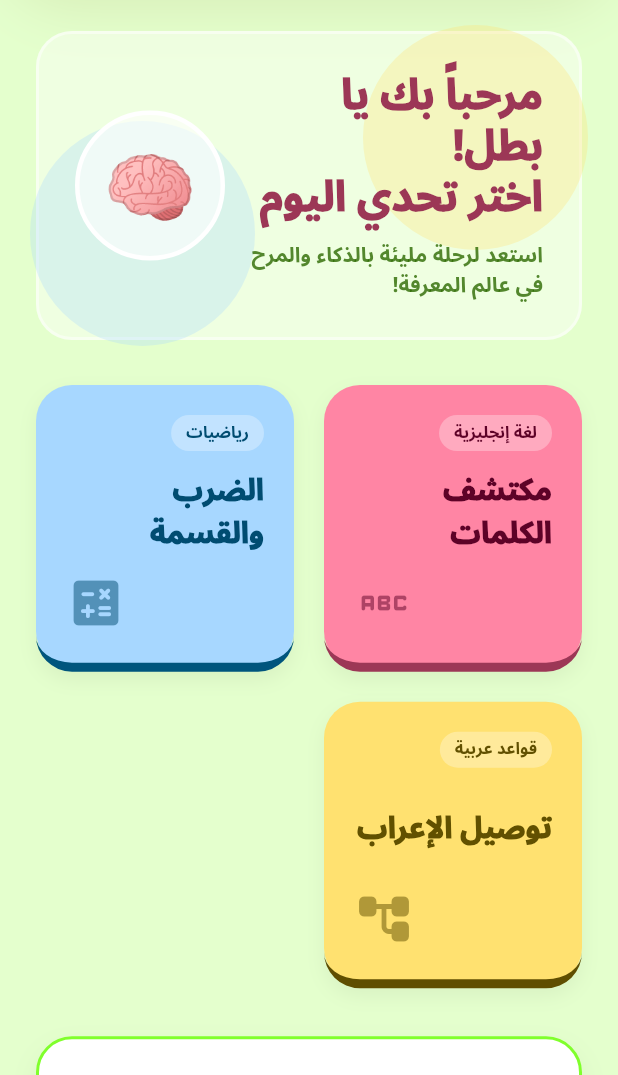
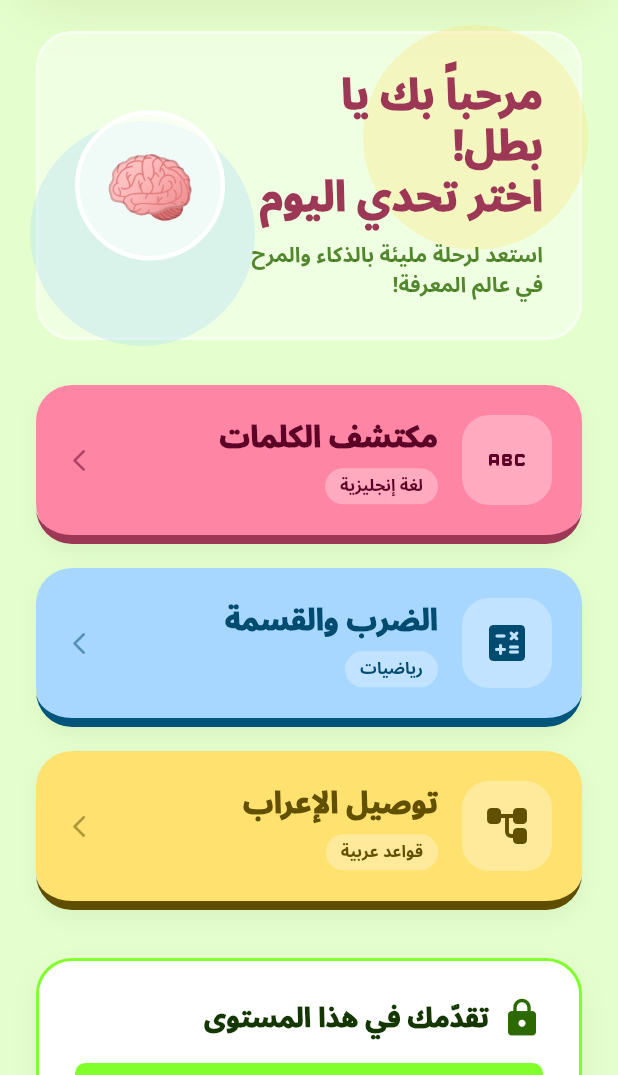
Before and after one commit to amanalsebai/EduFun, a Flutter app: the Age8GamesScreen screen opened directly, on a phone screen of 412 x 824 dp, the part 161-1236 px from its top. Run offline on Flutter 3.47's test engine with Material 3 defaults, Android fonts, the phone set to English and light mode, and no system bars; our stand-ins replace google_fonts, shared_preferences; accounts and stored records are empty; network calls fail; Roboto replaces fonts that are missing (Noto Sans Arabic).

Commit message:
fix: إصلاح مشاكل الـ overflow وتنسيق الألعاب
- لعبة وصل عربي-إنكليزي: إصلاح overflow عند بطاقة "تفاحة" بجعل النص مرناً (FittedBox)
- الرياضيات المتقدمة: الأجوبة بصف واحد وثلاثة أعمدة دون overflow
- واجهة ألعاب عمر 8: تحويل الألعاب لعمود واحد (تحت بعض) ببطاقات أفقية
- توصيل الإعراب: حجم المربعات يتناسب مع النص بدل الارتفاع الثابت
- صائد الأخطاء (عمر 9): إصلاح overflow عند مربع "وقت التحدي"

Co-Authored-By: Claude Opus 4.8 <noreply@anthropic.com>

```diff
--- a/untitled1/lib/features/games/age_8_games_screen.dart
+++ b/untitled1/lib/features/games/age_8_games_screen.dart
@@ -111,41 +111,38 @@ class Age8GamesScreen extends StatelessWidget {
   }
 
   Widget _buildGamesGrid(BuildContext context) {
-    return GridView.count(
-      crossAxisCount: 2,
-      shrinkWrap: true,
-      physics: const NeverScrollableScrollPhysics(),
-      mainAxisSpacing: 20,
-      crossAxisSpacing: 20,
-      childAspectRatio: 0.9,
+    // ✅ الألعاب تحت بعضها (عمود واحد) ببطاقات أفقية تتجنّب الـ overflow
+    return Column(
       children: [
-        _buildBentoCard(
+        _buildGameCard(
           title: "مكتشف الكلمات", category: "لغة إنجليزية",
           bgColor: AppColors.primaryContainer, textColor: AppColors.onPrimaryContainer, shadowColor: AppColors.primary,
           icon: Icons.abc_rounded,
           onTap: () => Navigator.push(context, MaterialPageRoute(builder: (c) => const EnglishSpellingScreen())),
         ),
-        _buildBentoCard(
+        const SizedBox(height: 16),
+        _buildGameCard(
           title: "الضرب والقسمة", category: "رياضيات",
           bgColor: AppColors.secondaryContainer, textColor: AppColors.onSecondaryContainer, shadowColor: AppColors.secondaryDim,
           icon: Icons.calculate_rounded,
           onTap: () => Navigator.push(context, MaterialPageRoute(builder: (c) => const MathAdventureScreen())),
         ),
-        _buildBentoCard(
+        const SizedBox(height: 16),
+        _buildGameCard(
           title: "توصيل الإعراب", category: "قواعد عربية",
           bgColor: AppColors.tertiaryContainer, textColor: AppColors.onTertiaryContainer, shadowColor: AppColors.tertiaryDim,
           icon: Icons.account_tree_rounded,
           onTap: () => Navigator.push(context, MaterialPageRoute(builder: (c) => const GrammarMatchingScreen())),
         ),
-
       ],
     );
   }
 
-  Widget _buildBentoCard({required String title, required String category, required Color bgColor, required Color textColor, required Color shadowColor, required IconData icon, required VoidCallback onTap}) {
+  Widget _buildGameCard({required String title, required String category, required Color bgColor, required Color textColor, required Color shadowColor, required IconData icon, required VoidCallback onTap}) {
     return GestureDetector(
       onTap: onTap,
       child: Container(
+        width: double.infinity,
         padding: const EdgeInsets.all(20),
         decoration: BoxDecoration(
           color: bgColor,
@@ -153,13 +150,31 @@ class Age8GamesScreen extends StatelessWidget {
           border: Border(bottom: BorderSide(color: shadowColor, width: 6)),
           boxShadow: [BoxShadow(color: Colors.black.withOpacity(0.05), blurRadius: 10, offset: const Offset(0, 5))],
         ),
-        child: Column(
-          crossAxisAlignment: CrossAxisAlignment.start,
-          mainAxisAlignment: MainAxisAlignment.spaceBetween,
+        child: Row(
           children: [
-            Container(padding: const EdgeInsets.symmetric(horizontal: 10, vertical: 4), decoration: BoxDecoration(color: Colors.white.withOpacity(0.3), borderRadius: BorderRadius.circular(15)), child: Text(category, style: TextStyle(fontSize: 11, fontWeight: FontWeight.bold, color: textColor))),
-            Text(title, style: TextStyle(fontSize: 20, fontWeight: FontWeight.w900, color: textColor)),
-            Align(alignment: Alignment.bottomLeft, child: Icon(icon, size: 40, color: textColor.withOpacity(0.5))),
+            Container(
+              width: 60, height: 60,
+              decoration: BoxDecoration(color: Colors.white.withOpacity(0.3), borderRadius: BorderRadius.circular(18)),
+              child: Icon(icon, size: 32, color: textColor),
+            ),
+            const SizedBox(width: 16),
+            Expanded(
+              child: Column(
+                crossAxisAlignment: CrossAxisAlignment.start,
+                mainAxisSize: MainAxisSize.min,
+                children: [
+                  Text(title, style: TextStyle(fontSize: 20, fontWeight: FontWeight.w900, color: textColor)),
+                  const SizedBox(height: 6),
+                  Container(
+                    padding: const EdgeInsets.symmetric(horizontal: 10, vertical: 4),
+                    decoration: BoxDecoration(color: Colors.white.withOpacity(0.3), borderRadius: BorderRadius.circular(15)),
+                    child: Text(category, style: TextStyle(fontSize: 11, fontWeight: FontWeight.bold, color: textColor)),
+                  ),
+                ],
+              ),
+            ),
+            const SizedBox(width: 8),
+            Icon(Icons.arrow_forward_ios_rounded, size: 18, color: textColor.withOpacity(0.5)),
           ],
         ),
       ),
--- a/untitled1/lib/features/games/cognitive/ar_en_matching_screen.dart
+++ b/untitled1/lib/features/games/cognitive/ar_en_matching_screen.dart
@@ -119,5 +119,5 @@ class _MatchingCard extends StatelessWidget {
   final WordItem wordItem; final Color textColor; final Color borderColor; final bool isLeft; final bool isSelected; final bool isMatched; final VoidCallback onTap;
   const _MatchingCard({required this.wordItem, required this.textColor, required this.borderColor, required this.isLeft, required this.isSelected, required this.isMatched, required this.onTap});
   @override
-  Widget build(BuildContext context) => GestureDetector(onTap: isMatched ? null : onTap, child: Opacity(opacity: isMatched ? 0.5 : 1.0, child: Container(margin: const EdgeInsets.symmetric(vertical: 12), padding: const EdgeInsets.all(20), decoration: BoxDecoration(color: isSelected ? borderColor.withOpacity(0.2) : Colors.white, borderRadius: BorderRadius.circular(20), border: Border.all(color: borderColor, width: isSelected ? 3 : 1), boxShadow: isSelected ? [BoxShadow(color: borderColor, blurRadius: 15)] : []), child: Row(mainAxisAlignment: MainAxisAlignment.center, children: [if (isLeft) Container(width: 15, height: 15, decoration: BoxDecoration(shape: BoxShape.circle, color: borderColor)), const Spacer(), if (wordItem.emoji != null) Text(wordItem.emoji!, style: const TextStyle(fontSize: 24)), if (wordItem.emoji != null) const SizedBox(width: 8), Text(wordItem.text, style: TextStyle(fontSize: 24, fontWeight: FontWeight.w900, color: textColor)), const Spacer(), if (!isLeft) Container(width: 15, height: 15, decoration: BoxDecoration(shape: BoxShape.circle, color: borderColor))]))));
+  Widget build(BuildContext context) => GestureDetector(onTap: isMatched ? null : onTap, child: Opacity(opacity: isMatched ? 0.5 : 1.0, child: Container(margin: const EdgeInsets.symmetric(vertical: 12), padding: const EdgeInsets.symmetric(horizontal: 12, vertical: 18), decoration: BoxDecoration(color: isSelected ? borderColor.withOpacity(0.2) : Colors.white, borderRadius: BorderRadius.circular(20), border: Border.all(color: borderColor, width: isSelected ? 3 : 1), boxShadow: isSelected ? [BoxShadow(color: borderColor, blurRadius: 15)] : []), child: Row(children: [if (isLeft) Container(width: 15, height: 15, decoration: BoxDecoration(shape: BoxShape.circle, color: borderColor)), Expanded(child: Row(mainAxisAlignment: MainAxisAlignment.center, children: [if (wordItem.emoji != null) Text(wordItem.emoji!, style: const TextStyle(fontSize: 24)), if (wordItem.emoji != null) const SizedBox(width: 8), Flexible(child: FittedBox(fit: BoxFit.scaleDown, child: Text(wordItem.text, style: TextStyle(fontSize: 24, fontWeight: FontWeight.w900, color: textColor))))])), if (!isLeft) Container(width: 15, height: 15, decoration: BoxDecoration(shape: BoxShape.circle, color: borderColor))]))));
 }
--- a/untitled1/lib/features/games/language/grammar_matching_screen.dart
+++ b/untitled1/lib/features/games/language/grammar_matching_screen.dart
@@ -96,7 +96,7 @@ class _GrammarMatchingScreenState extends State<GrammarMatchingScreen> {
 
   Widget _buildProgressBubbles() => Row(mainAxisAlignment: MainAxisAlignment.center, children: List.generate(_levels.length, (index) { bool isDone = index < _currentLevelIndex; bool isActive = index == _currentLevelIndex; return Container(margin: const EdgeInsets.symmetric(horizontal: 4), width: isActive ? 45 : 35, height: isActive ? 45 : 35, decoration: BoxDecoration(color: isDone ? const Color(0xFF67E100) : (isActive ? AppColors.tertiaryContainer : AppColors.surfaceContainerHigh), shape: BoxShape.circle, border: Border.all(color: Colors.white, width: 3), boxShadow: [BoxShadow(color: Colors.black.withOpacity(0.1), blurRadius: 5)]), child: isDone ? const Icon(Icons.check, color: Colors.white, size: 20) : (isActive ? Center(child: Text("${index + 1}", style: const TextStyle(fontWeight: FontWeight.w900))) : null)); }));
   Widget _buildHeader(GrammarLevel level) => Column(children: [Container(padding: const EdgeInsets.symmetric(horizontal: 20, vertical: 8), decoration: BoxDecoration(color: AppColors.tertiaryContainer, borderRadius: BorderRadius.circular(20)), child: const Text("تحدي القواعد", style: TextStyle(fontWeight: FontWeight.w900, color: AppColors.onTertiaryContainer))), const SizedBox(height: 16), const Text("وصّل الكلمة بإعرابها الصحيح!", style: TextStyle(fontSize: 28, fontWeight: FontWeight.w900, color: AppColors.onBackground), textAlign: TextAlign.center), const SizedBox(height: 8), Row(mainAxisAlignment: MainAxisAlignment.center, children: [const Text("الجملة:", style: TextStyle(fontSize: 18, color: AppColors.onSurfaceVariant)), const SizedBox(width: 8), Container(padding: const EdgeInsets.symmetric(horizontal: 12, vertical: 6), decoration: BoxDecoration(color: Colors.white.withOpacity(0.5), borderRadius: BorderRadius.circular(10)), child: Text(level.sentence, style: const TextStyle(fontSize: 18, fontWeight: FontWeight.bold, color: AppColors.primary)))])]);
-  Widget _buildMatchingBoard(GrammarLevel level) => SizedBox(height: 320, child: Stack(alignment: Alignment.center, children: [Positioned(top: 20, bottom: 20, child: Container(width: 2, color: AppColors.outlineVariant.withOpacity(0.2))), Row(mainAxisAlignment: MainAxisAlignment.spaceBetween, children: [Expanded(child: Column(mainAxisAlignment: MainAxisAlignment.spaceBetween, children: level.terms.map((term) { bool isMatched = _correctMatches.contains(term.id); bool isSelected = _selectedTermId == term.id; return _GrammarTermCard(term: term.text, isMatched: isMatched, isSelected: isSelected, onTap: () => isMatched ? null : _onCardTap(term.id, false)); }).toList())), const SizedBox(width: 40), Expanded(child: Column(mainAxisAlignment: MainAxisAlignment.spaceBetween, children: level.words.map((word) { bool isMatched = _correctMatches.contains(word.id); bool isSelected = _selectedWordId == word.id; return _WordCard(word: word.text, isMatched: isMatched, isSelected: isSelected, onTap: () => isMatched ? null : _onCardTap(word.id, true)); }).toList()))])]));
+  Widget _buildMatchingBoard(GrammarLevel level) => IntrinsicHeight(child: Stack(alignment: Alignment.center, children: [Positioned(top: 20, bottom: 20, child: Container(width: 2, color: AppColors.outlineVariant.withOpacity(0.2))), Row(crossAxisAlignment: CrossAxisAlignment.start, children: [Expanded(child: Column(children: [for (final term in level.terms) Padding(padding: const EdgeInsets.symmetric(vertical: 8), child: _GrammarTermCard(term: term.text, isMatched: _correctMatches.contains(term.id), isSelected: _selectedTermId == term.id, onTap: () => _correctMatches.contains(term.id) ? null : _onCardTap(term.id, false)))])), const SizedBox(width: 40), Expanded(child: Column(children: [for (final word in level.words) Padding(padding: const EdgeInsets.symmetric(vertical: 8), child: _WordCard(word: word.text, isMatched: _correctMatches.contains(word.id), isSelected: _selectedWordId == word.id, onTap: () => _correctMatches.contains(word.id) ? null : _onCardTap(word.id, true)))]))])]));
   Widget _buildCheckAnswerButton() { bool isAllCorrect = _correctMatches.length == _levels[_currentLevelIndex].words.length; return Container(width: double.infinity, padding: const EdgeInsets.symmetric(vertical: 20), decoration: BoxDecoration(color: isAllCorrect ? const Color(0xFF67E100) : AppColors.primaryContainer, borderRadius: BorderRadius.circular(20), boxShadow: [BoxShadow(color: isAllCorrect ? const Color(0xFF3B8700) : AppColors.primaryDim, offset: const Offset(0, 8), blurRadius: 0)]), child: Row(mainAxisAlignment: MainAxisAlignment.center, children: [Text(isAllCorrect ? "رائع! إجابة صحيحة" : "وصّل الكلمات بالإعراب أولاً", style: TextStyle(fontSize: 18, fontWeight: FontWeight.w900, color: isAllCorrect ? Colors.white : AppColors.onPrimaryContainer)), const SizedBox(width: 8), Icon(isAllCorrect ? Icons.check_circle : Icons.help_outline, color: isAllCorrect ? Colors.white : AppColors.onPrimaryContainer)])); }
 }
 
@@ -104,12 +104,12 @@ class _WordCard extends StatelessWidget {
   final String word; final bool isMatched; final bool isSelected; final VoidCallback onTap;
   const _WordCard({required this.word, required this.isMatched, required this.isSelected, required this.onTap});
   @override
-  Widget build(BuildContext context) { Color cardColor = isMatched ? const Color(0xFF67E100) : Colors.white; Color borderAndNodeColor = isMatched ? const Color(0xFF3B8700) : (isSelected ? AppColors.primary : AppColors.primaryContainer); return GestureDetector(onTap: onTap, child: AnimatedContainer(duration: const Duration(milliseconds: 200), height: 80, decoration: BoxDecoration(color: cardColor, borderRadius: BorderRadius.circular(16), border: Border.all(color: borderAndNodeColor, width: isSelected || isMatched ? 3 : 1), boxShadow: isSelected ? [BoxShadow(color: AppColors.primaryContainer, blurRadius: 10)] : []), child: Stack(clipBehavior: Clip.none, alignment: Alignment.center, children: [Text(word, style: TextStyle(fontSize: 28, fontWeight: FontWeight.w900, color: isMatched ? Colors.white : AppColors.primary)), Positioned(left: -11, child: Container(width: 22, height: 22, decoration: BoxDecoration(color: borderAndNodeColor, shape: BoxShape.circle, border: Border.all(color: Colors.white, width: 4)), child: isMatched ? const Icon(Icons.check, color: Colors.white, size: 10) : null))]))); }
+  Widget build(BuildContext context) { Color cardColor = isMatched ? const Color(0xFF67E100) : Colors.white; Color borderAndNodeColor = isMatched ? const Color(0xFF3B8700) : (isSelected ? AppColors.primary : AppColors.primaryContainer); return GestureDetector(onTap: onTap, child: AnimatedContainer(duration: const Duration(milliseconds: 200), padding: const EdgeInsets.symmetric(horizontal: 16, vertical: 20), decoration: BoxDecoration(color: cardColor, borderRadius: BorderRadius.circular(16), border: Border.all(color: borderAndNodeColor, width: isSelected || isMatched ? 3 : 1), boxShadow: isSelected ? [BoxShadow(color: AppColors.primaryContainer, blurRadius: 10)] : []), child: Stack(clipBehavior: Clip.none, alignment: Alignment.center, children: [FittedBox(fit: BoxFit.scaleDown, child: Text(word, style: TextStyle(fontSize: 28, fontWeight: FontWeight.w900, color: isMatched ? Colors.white : AppColors.primary))), Positioned(left: -11, child: Container(width: 22, height: 22, decoration: BoxDecoration(color: borderAndNodeColor, shape: BoxShape.circle, border: Border.all(color: Colors.white, width: 4)), child: isMatched ? const Icon(Icons.check, color: Colors.white, size: 10) : null))]))); }
 }
 
 class _GrammarTermCard extends StatelessWidget {
   final String term; final bool isMatched; final bool isSelected; final VoidCallback onTap;
   const _GrammarTermCard({required this.term, required this.isMatched, required this.isSelected, required this.onTap});
   @override
-  Widget build(BuildContext context) { Color cardColor = isMatched ? const Color(0xFF67E100) : AppColors.secondaryContainer; Color borderAndNodeColor = isMatched ? const Color(0xFF3B8700) : (isSelected ? AppColors.secondary : AppColors.secondaryContainer); return GestureDetector(onTap: onTap, child: AnimatedContainer(duration: const Duration(milliseconds: 200), height: 80, decoration: BoxDecoration(color: cardColor, borderRadius: BorderRadius.circular(16), border: Border.all(color: borderAndNodeColor, width: isSelected || isMatched ? 3 : 1), boxShadow: isSelected ? [BoxShadow(color: AppColors.secondaryContainer, blurRadius: 10)] : []), child: Stack(clipBehavior: Clip.none, alignment: Alignment.center, children: [Text(term, textAlign: TextAlign.center, style: TextStyle(fontSize: 18, fontWeight: FontWeight.w900, color: isMatched ? Colors.white : AppColors.onSecondaryContainer)), Positioned(right: -11, child: Container(width: 22, height: 22, decoration: BoxDecoration(color: borderAndNodeColor, shape: BoxShape.circle, border: Border.all(color: Colors.white, width: 4)), child: isMatched ? const Icon(Icons.check, color: Colors.white, size: 10) : null))]))); }
+  Widget build(BuildContext context) { Color cardColor = isMatched ? const Color(0xFF67E100) : AppColors.secondaryContainer; Color borderAndNodeColor = isMatched ? const Color(0xFF3B8700) : (isSelected ? AppColors.secondary : AppColors.secondaryContainer); return GestureDetector(onTap: onTap, child: AnimatedContainer(duration: const Duration(milliseconds: 200), padding: const EdgeInsets.symmetric(horizontal: 14, vertical: 16), decoration: BoxDecoration(color: cardColor, borderRadius: BorderRadius.circular(16), border: Border.all(color: borderAndNodeColor, width: isSelected || isMatched ? 3 : 1), boxShadow: isSelected ? [BoxShadow(color: AppColors.secondaryContainer, blurRadius: 10)] : []), child: Stack(clipBehavior: Clip.none, alignment: Alignment.center, children: [Text(term, textAlign: TextAlign.center, style: TextStyle(fontSize: 18, fontWeight: FontWeight.w900, color: isMatched ? Colors.white : AppColors.onSecondaryContainer)), Positioned(right: -11, child: Container(width: 22, height: 22, decoration: BoxDecoration(color: borderAndNodeColor, shape: BoxShape.circle, border: Border.all(color: Colors.white, width: 4)), child: isMatched ? const Icon(Icons.check, color: Colors.white, size: 10) : null))]))); }
 }
--- a/untitled1/lib/features/games/math/advanced_math_screen.dart
+++ b/untitled1/lib/features/games/math/advanced_math_screen.dart
@@ -93,9 +93,9 @@ class _AdvancedMathScreenState extends State<AdvancedMathScreen> {
   Widget _buildProgressBubbles() => Row(mainAxisAlignment: MainAxisAlignment.center, children: List.generate(6, (index) { bool isDone = index < _currentLevelIndex; bool isActive = index == _currentLevelIndex; return Container(margin: const EdgeInsets.symmetric(horizontal: 4), width: isActive ? 35 : 30, height: isActive ? 35 : 30, decoration: BoxDecoration(color: isDone ? const Color(0xFF67E100) : (isActive ? AppColors.tertiaryContainer : AppColors.surfaceContainerHigh), shape: BoxShape.circle, border: isActive ? Border.all(color: Colors.white, width: 3) : null, boxShadow: [BoxShadow(color: Colors.black.withOpacity(0.1), blurRadius: 5, offset: const Offset(0, 3))])); }));
   Widget _buildQuestionCard(AdvancedMathLevel level) => Container(padding: const EdgeInsets.all(24), decoration: BoxDecoration(color: AppColors.surfaceContainerLowest, borderRadius: BorderRadius.circular(24), boxShadow: [BoxShadow(color: Colors.black.withOpacity(0.08), blurRadius: 40, offset: const Offset(0, 20))]), child: Column(children: [SizedBox(height: 60, child: FittedBox(child: Text("كم ناتج ${level.num1} ${level.isSubtraction ? '-' : '+'} ${level.num2} = ؟", style: const TextStyle(fontWeight: FontWeight.w900, color: AppColors.onBackground)))), const SizedBox(height: 8), Text(level.isSubtraction ? "هيا نطرح المكعبات!" : "هيا نجمع المكعبات!", style: const TextStyle(fontSize: 16, fontWeight: FontWeight.bold, color: AppColors.onSurfaceVariant))]));
   Widget _buildVisualAids(AdvancedMathLevel level) => GridView.builder(shrinkWrap: true, physics: const NeverScrollableScrollPhysics(), itemCount: level.num1, gridDelegate: const SliverGridDelegateWithFixedCrossAxisCount(crossAxisCount: 5, mainAxisSpacing: 16, crossAxisSpacing: 16), itemBuilder: (context, index) { bool isSubtracted = index >= level.correctAnswer; return isSubtracted ? const _SubtractedBlock() : const _ActiveBlock(); });
-  Widget _buildAnswerChoices(AdvancedMathLevel level) => Row(children: [Expanded(child: _AnswerButton(number: level.options[0], color: AppColors.tertiaryContainer, shadow: AppColors.tertiary, icon: Icons.grass, onTap: () => _checkAnswer(level.options[0]))), const SizedBox(width: 20), Expanded(child: _AnswerButton(number: level.options[1], color: AppColors.primaryContainer, shadow: AppColors.primaryDim, icon: Icons.star, onTap: () => _checkAnswer(level.options[1]))), const SizedBox(width: 20), Expanded(child: _AnswerButton(number: level.options[2], color: AppColors.secondaryContainer, shadow: AppColors.secondary, icon: Icons.psychology, onTap: () => _checkAnswer(level.options[2])))]);
+  Widget _buildAnswerChoices(AdvancedMathLevel level) => Row(children: [Expanded(child: _AnswerButton(number: level.options[0], color: AppColors.tertiaryContainer, shadow: AppColors.tertiary, icon: Icons.grass, onTap: () => _checkAnswer(level.options[0]))), const SizedBox(width: 12), Expanded(child: _AnswerButton(number: level.options[1], color: AppColors.primaryContainer, shadow: AppColors.primaryDim, icon: Icons.star, onTap: () => _checkAnswer(level.options[1]))), const SizedBox(width: 12), Expanded(child: _AnswerButton(number: level.options[2], color: AppColors.secondaryContainer, shadow: AppColors.secondary, icon: Icons.psychology, onTap: () => _checkAnswer(level.options[2])))]);
 }
 
 class _ActiveBlock extends StatelessWidget { const _ActiveBlock(); @override Widget build(BuildContext context) => Container(decoration: BoxDecoration(color: AppColors.secondaryContainer, borderRadius: BorderRadius.circular(12), border: const Border(bottom: BorderSide(color: AppColors.secondaryDim, width: 4))), child: const Center(child: Text("🍎", style: TextStyle(fontSize: 22)))); }
 class _SubtractedBlock extends StatelessWidget { const _SubtractedBlock(); @override Widget build(BuildContext context) => Container(decoration: BoxDecoration(color: AppColors.surfaceContainerLow, borderRadius: BorderRadius.circular(12)), child: const Center(child: Icon(Icons.close, color: AppColors.error, size: 30))); }
-class _AnswerButton extends StatelessWidget { final int number; final Color color, shadow; final IconData icon; final VoidCallback onTap; const _AnswerButton({required this.number, required this.color, required this.shadow, required this.icon, required this.onTap}); @override Widget build(BuildContext context) { return GestureDetector(onTap: onTap, child: Container(padding: const EdgeInsets.all(20), decoration: BoxDecoration(color: color, borderRadius: BorderRadius.circular(20), border: Border(bottom: BorderSide(color: shadow, width: 8)), boxShadow: [BoxShadow(color: Colors.black.withOpacity(0.08), blurRadius: 20, offset: const Offset(0, 10))]), child: Stack(alignment: Alignment.center, children: [Positioned(top: -5, left: -5, child: Icon(icon, color: Colors.black.withOpacity(0.1), size: 30)), Text("$number", style: const TextStyle(fontSize: 50, fontWeight: FontWeight.w900))]))); } }
+class _AnswerButton extends StatelessWidget { final int number; final Color color, shadow; final IconData icon; final VoidCallback onTap; const _AnswerButton({required this.number, required this.color, required this.shadow, required this.icon, required this.onTap}); @override Widget build(BuildContext context) { return GestureDetector(onTap: onTap, child: Container(padding: const EdgeInsets.all(14), decoration: BoxDecoration(color: color, borderRadius: BorderRadius.circular(20), border: Border(bottom: BorderSide(color: shadow, width: 8)), boxShadow: [BoxShadow(color: Colors.black.withOpacity(0.08), blurRadius: 20, offset: const Offset(0, 10))]), child: Stack(alignment: Alignment.center, children: [Positioned(top: -5, left: -5, child: Icon(icon, color: Colors.black.withOpacity(0.1), size: 30)), FittedBox(fit: BoxFit.scaleDown, child: Text("$number", style: const TextStyle(fontSize: 50, fontWeight: FontWeight.w900)))]))); } }
```
Also changed, not shown: untitled1/lib/features/games/language/error_hunter_screen.dart (+8 -2 lines).
